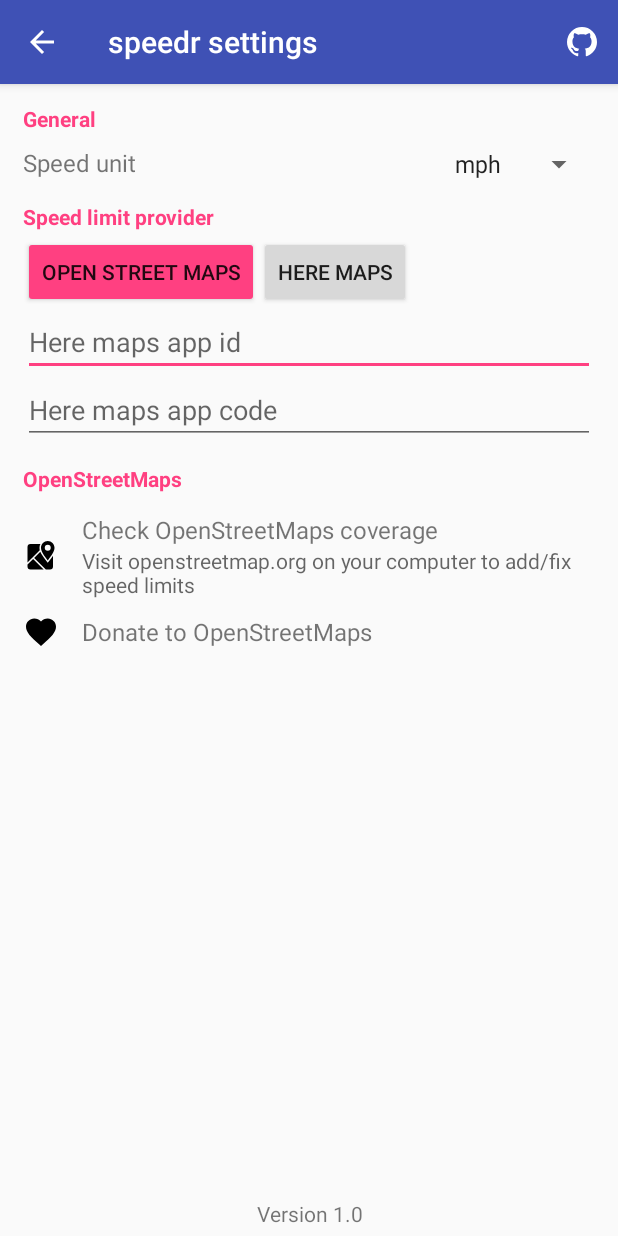
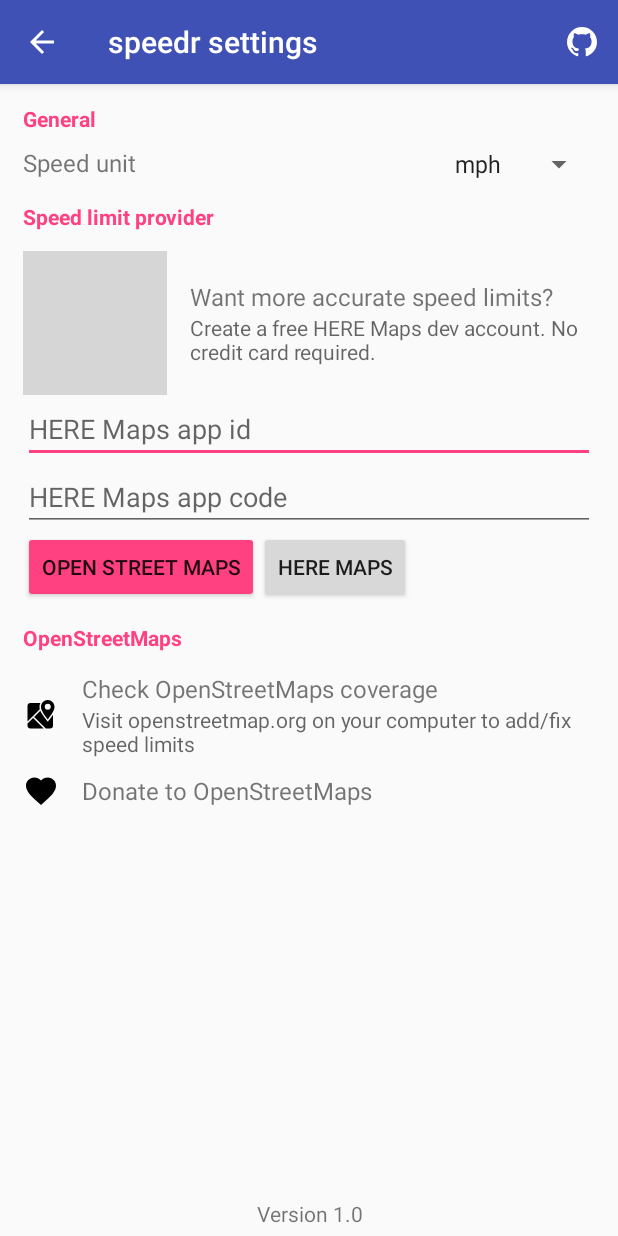
Before and after one commit to jakehilborn/speedr, an Android app: the SettingsActivity screen opened directly, with no data from a screen before it, on a phone screen of 412 x 824 dp. Run offline under Robolectric (Android 15) with nearby library versions, the phone set to English and light mode, and no system bars; grey boxes are pictures that could not be loaded.

Commit message:
Added setting to create here account

```diff
--- a/app/src/main/java/com/jakehilborn/speedr/MainActivity.java
+++ b/app/src/main/java/com/jakehilborn/speedr/MainActivity.java
@@ -232,7 +232,7 @@
         unbindService(mainServiceConn);
         stopService(new Intent(this, MainService.class));
         mainService = null;
-        showHereSnackbar();
+        showHereSuggstion();
     }
 
     private void styleStartStopButton(boolean start) {
@@ -249,9 +249,8 @@
         }
     }
 
-    public void showHereSnackbar() {
-//        if (Prefs.hasHereSuggestionShown(this) || Prefs.isUseHereMaps(this)) return;
-        if (Prefs.isUseHereMaps(this)) return;
+    public void showHereSuggstion() {
+        if (Prefs.isHereSuggestionAcknowledged(this) || Prefs.isUseHereMaps(this)) return;
 
         Snackbar snackbar = Snackbar
                 .make(findViewById(R.id.start_stop), R.string.here_maps_suggestion_snackbar_text, Snackbar.LENGTH_INDEFINITE)
@@ -264,7 +263,7 @@
 
         View snackbarView = snackbar.getView();
         TextView textView = (TextView) snackbarView.findViewById(android.support.design.R.id.snackbar_text);
-        textView.setMaxLines(5);
+        textView.setMaxLines(5); //Override 2 line limit
         snackbar.show();
     }
 
--- a/app/src/main/java/com/jakehilborn/speedr/SettingsActivity.java
+++ b/app/src/main/java/com/jakehilborn/speedr/SettingsActivity.java
@@ -119,6 +119,10 @@
         startActivity(intent);
     }
 
+    public void hereMapsCreateAccountOnClick(View view) {
+        launchWebpage("https://developer.here.com/plans?create=Public_Free_Plan_Monthly&keepState=true&step=account");
+    }
+
     public void openStreetMapsCoverageOnClick(View view) {
         if (ContextCompat.checkSelfPermission(SettingsActivity.this, Manifest.permission.ACCESS_FINE_LOCATION) == PackageManager.PERMISSION_GRANTED) {
             googleApiClient = new GoogleApiClient.Builder(this)
--- a/app/src/main/res/layout/activity_settings.xml
+++ b/app/src/main/res/layout/activity_settings.xml
@@ -67,6 +67,64 @@
             />
 
         <LinearLayout
+            android:id="@+id/here_maps_create_account_button"
+            android:orientation="horizontal"
+            android:layout_width="match_parent"
+            android:layout_height="wrap_content"
+            android:paddingTop="10dp"
+            android:gravity="center"
+            android:background="?selectableItemBackground"
+            android:onClick="hereMapsCreateAccountOnClick"
+            >
+
+            <ImageView
+                android:layout_width="wrap_content"
+                android:layout_height="wrap_content"
+                android:src="@drawable/here_maps_logo"
+                />
+
+            <LinearLayout
+                android:layout_width="match_parent"
+                android:layout_height="wrap_content"
+                android:paddingStart="15dp"
+                android:orientation="vertical"
+                >
+
+                <TextView
+                    android:layout_width="match_parent"
+                    android:layout_height="wrap_content"
+                    android:text="@string/here_maps_create_account_button_text"
+                    android:textSize="16sp"
+                    />
+
+                <TextView
+                    android:layout_width="match_parent"
+                    android:layout_height="wrap_content"
+                    android:text="@string/here_maps_create_account_button_sub_text"
+                    android:textColor="?android:textColorSecondary"
+                    android:textSize="14sp"
+                    />
+
+            </LinearLayout>
+        </LinearLayout>
+
+        <EditText
+            android:id="@+id/here_app_id"
+            android:layout_width="match_parent"
+            android:layout_height="wrap_content"
+            android:hint="@string/here_maps_app_id_field"
+            android:inputType="textVisiblePassword"
+            /> <!--textVisiblePassword is a hack to disable autocorrect on Swiftkey-->
+
+        <EditText
+            android:id="@+id/here_app_code"
+            android:layout_width="match_parent"
+            android:layout_height="wrap_content"
+            android:hint="@string/here_maps_app_code_field"
+            android:inputType="textVisiblePassword"
+            /> <!--textVisiblePassword is a hack to disable autocorrect on Swiftkey-->
+
+        <LinearLayout
             android:layout_width="match_parent"
             android:layout_height="wrap_content"
             android:orientation="horizontal"
@@ -87,22 +145,6 @@
                 />
 
         </LinearLayout>
-
-        <EditText
-            android:id="@+id/here_app_id"
-            android:layout_width="match_parent"
-            android:layout_height="wrap_content"
-            android:hint="@string/here_maps_app_id_field"
-            android:inputType="textVisiblePassword"
-            /> <!--textVisiblePassword is a hack to disable autocorrect on Swiftkey-->
-
-        <EditText
-            android:id="@+id/here_app_code"
-            android:layout_width="match_parent"
-            android:layout_height="wrap_content"
-            android:hint="@string/here_maps_app_code_field"
-            android:inputType="textVisiblePassword"
-            /> <!--textVisiblePassword is a hack to disable autocorrect on Swiftkey-->
 
         <TextView
             android:layout_width="match_parent"
--- a/app/src/main/res/values/strings.xml
+++ b/app/src/main/res/values/strings.xml
@@ -42,11 +42,13 @@
     </string-array>
 
     <string name="speed_limit_provider_section">Speed limit provider</string>
-    <string name="here_maps_app_id_field">Here maps app id</string>
-    <string name="here_maps_app_code_field">Here maps app code</string>
+    <string name="here_maps_create_account_button_text">Want more accurate speed limits?</string>
+    <string name="here_maps_create_account_button_sub_text">Create a free HERE Maps dev account. No credit card required.</string>
+    <string name="here_maps_app_id_field">HERE Maps app id</string>
+    <string name="here_maps_app_code_field">HERE Maps app code</string>
+    <string name="enter_here_maps_credentials_toast">Enter credentials for HERE Maps</string>
     <string name="open_street_maps_limit_provider_button_text">Open Street Maps</string>
     <string name="here_maps_limit_provider_button_text">HERE Maps</string>
-    <string name="enter_here_maps_credentials_toast">Enter credentials for HERE Maps</string>
 
     <string name="accept_here_maps_terms_alert_button_text">Accept</string>
     <string name="reject_here_maps_terms_alert_button_text">Reject</string>
```
